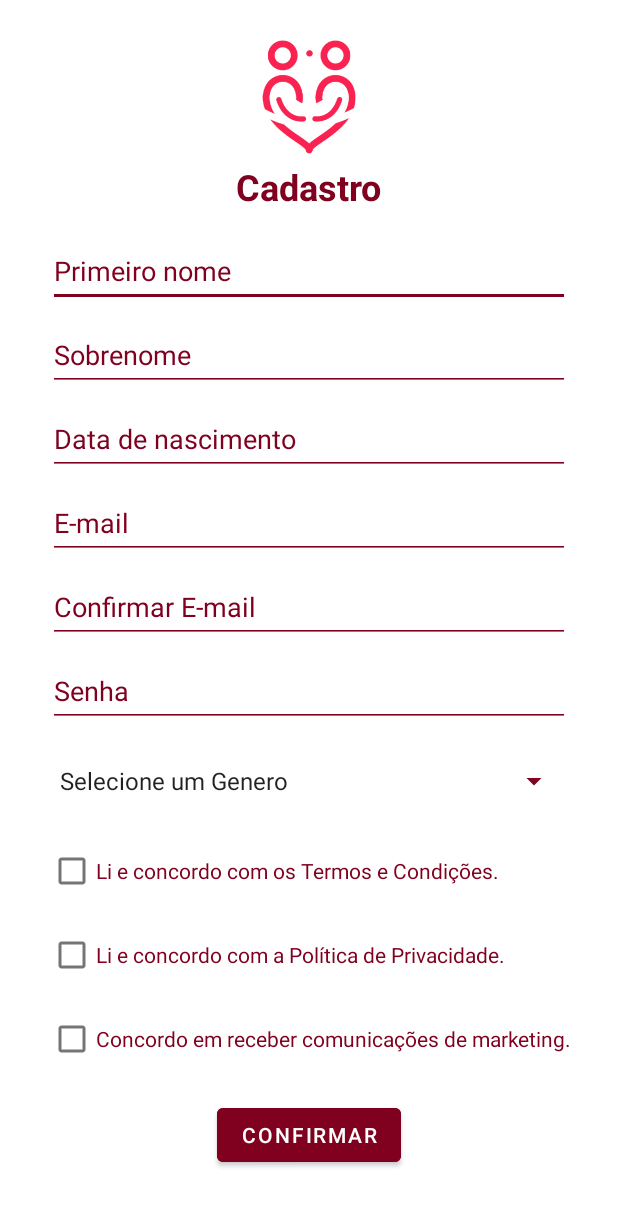
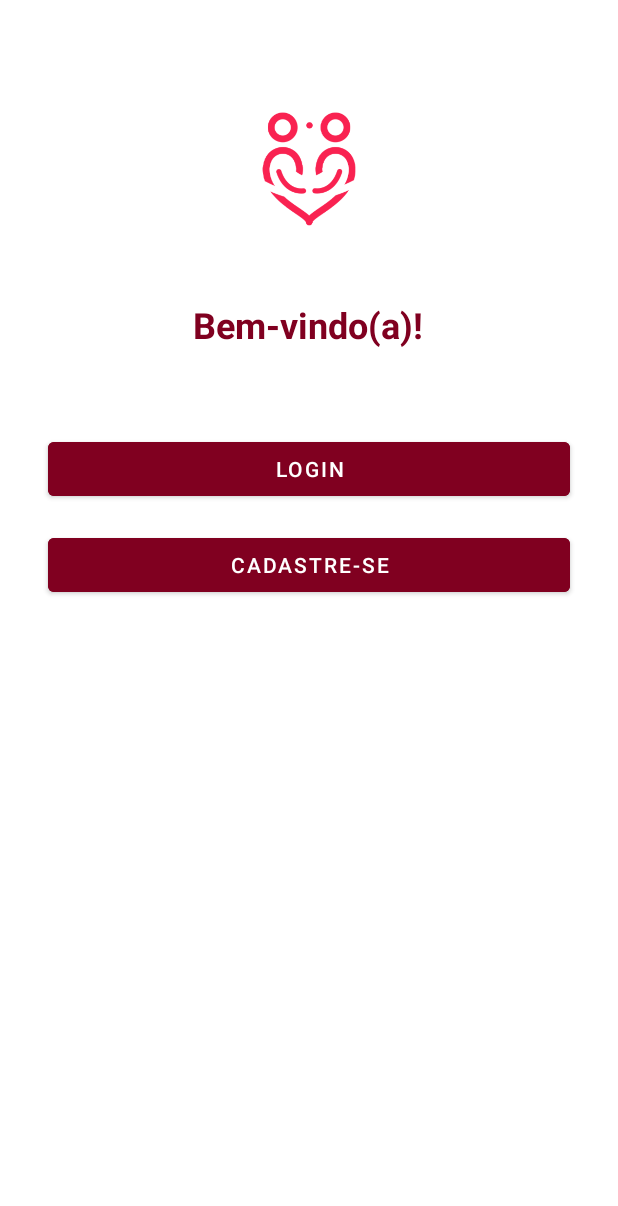
Before and after one commit to Marcelosls/AppRelacionamentoInsexBa, an Android app: the screen it shows after launch (RegisterActivity before the commit, InicioActivity after it), on a phone screen of 412 x 824 dp. Shown: the top 1206 px of the screen. Run offline under Robolectric (Android 15) with nearby library versions, the phone set to English and light mode, and no system bars.

Commit message:
Tela de escolha de login ou cadastro criada + tela de login funcionando

```diff
--- /dev/null
+++ b/app/src/main/java/com/br/apprelacionamento/activities/InicioActivity.java
@@ -0,0 +1,39 @@
+package com.br.apprelacionamento.activities;
+
+import android.content.Intent;
+import android.os.Bundle;
+import android.view.View;
+import android.widget.Button;
+
+import androidx.appcompat.app.AppCompatActivity;
+
+import com.br.apprelacionamento.R;
+
+
+public class InicioActivity extends AppCompatActivity {
+
+    private Button btnLogin, btnCadastro;
+
+    @Override
+    protected void onCreate(Bundle savedInstanceState) {
+        super.onCreate(savedInstanceState);
+        setContentView(R.layout.activity_inicio);
+
+        btnLogin = findViewById(R.id.btnLogin);
+        btnCadastro = findViewById(R.id.btnCadastro);
+
+        btnLogin.setOnClickListener(new View.OnClickListener() {
+            @Override
+            public void onClick(View view) {
+                startActivity(new Intent(InicioActivity.this, LoginActivity.class));
+            }
+        });
+
+        btnCadastro.setOnClickListener(new View.OnClickListener() {
+            @Override
+            public void onClick(View view) {
+                startActivity(new Intent(InicioActivity.this, RegisterActivity.class));
+            }
+        });
+    }
+}
--- a/app/src/main/java/com/br/apprelacionamento/activities/RegisterActivity.java
+++ b/app/src/main/java/com/br/apprelacionamento/activities/RegisterActivity.java
@@ -1,6 +1,7 @@
 package com.br.apprelacionamento.activities;
 
 import android.app.DatePickerDialog;
+import android.content.Intent;
 import android.os.Bundle;
 import android.text.InputType;
 import android.view.View;
@@ -168,7 +169,8 @@ public class RegisterActivity extends AppCompatActivity {
             public void onResponse(Call<ResponseBody> call, Response<ResponseBody> response) {
                 if (response.isSuccessful()) {
                     Toast.makeText(RegisterActivity.this, "Usuário registrado com sucesso!", Toast.LENGTH_LONG).show();
-                    finish(); // fecha a tela
+                    startActivity(new Intent(RegisterActivity.this, InicioActivity.class));
+                    //finish(); // fecha a tela
                 } else {
                     Toast.makeText(RegisterActivity.this, "Erro ao registrar. Código: " + response.code(), Toast.LENGTH_LONG).show();
                 }
--- a/app/src/main/java/com/br/apprelacionamento/api/ApiService.java
+++ b/app/src/main/java/com/br/apprelacionamento/api/ApiService.java
@@ -1,5 +1,7 @@
 package com.br.apprelacionamento.api;
 
+import com.br.apprelacionamento.models.LoginRequest;
+import com.br.apprelacionamento.models.LoginResponse;
 import com.br.apprelacionamento.models.UserRequest;
 
 import okhttp3.ResponseBody;
@@ -8,6 +10,9 @@ import retrofit2.http.Body;
 import retrofit2.http.POST;
 
 public interface ApiService {
-    @POST("/insexba/register")
+    @POST("/auth/register")
     Call<ResponseBody> registerUser(@Body UserRequest userRequest);
+
+    @POST("/auth/login")
+    Call<LoginResponse> loginUser(@Body LoginRequest loginRequest);
 }
--- a/app/src/main/java/com/br/apprelacionamento/models/UserRequest.java
+++ b/app/src/main/java/com/br/apprelacionamento/models/UserRequest.java
@@ -5,17 +5,17 @@ public class UserRequest {
     private String lastName;
     private String password;
     private String email;
-    private String birth_Data; // formato "yyyy-MM-dd"
+    private String birthData; // formato "yyyy-MM-dd"
     private String gender;     // Ex: "Masculino", "Feminino", "Nao_Binario"
     private String typeUser;   // Sempre "Usuario"
 
     public UserRequest(String firstName, String lastName, String password, String email,
-                       String birth_Data, String gender, String typeUser) {
+                       String birthData, String gender, String typeUser) {
         this.firstName = firstName;
         this.lastName = lastName;
         this.password = password;
         this.email = email;
-        this.birth_Data = birth_Data;
+        this.birthData = birthData;
         this.gender = gender;
         this.typeUser = typeUser;
     }
--- /dev/null
+++ b/app/src/main/res/layout/activity_inicio.xml
@@ -0,0 +1,70 @@
+<?xml version="1.0" encoding="utf-8"?>
+<ScrollView xmlns:android="http://schemas.android.com/apk/res/android"
+    android:layout_width="match_parent"
+    android:layout_height="match_parent"
+    xmlns:app="http://schemas.android.com/apk/res-auto"
+    android:fillViewport="true"
+    android:background="#FFFFFF">
+
+    <androidx.constraintlayout.widget.ConstraintLayout
+        android:layout_width="match_parent"
+        android:layout_height="wrap_content"
+        android:paddingBottom="32dp"
+        android:paddingTop="16dp"
+        android:background="#FFFFFF">
+
+        <ImageView
+            android:id="@+id/logoInicio"
+            android:layout_width="95dp"
+            android:layout_height="90dp"
+            android:layout_marginTop="52dp"
+            android:src="@drawable/logo_app_transparente"
+            app:layout_constraintEnd_toEndOf="parent"
+            app:layout_constraintStart_toStartOf="parent"
+            app:layout_constraintTop_toTopOf="parent" />
+
+        <TextView
+            android:id="@+id/txtBoasVindas"
+            android:layout_width="wrap_content"
+            android:layout_height="wrap_content"
+            android:layout_marginTop="184dp"
+            android:text="Bem-vindo(a)!"
+            android:textColor="#800020"
+            android:textSize="24sp"
+            android:textStyle="bold"
+            app:layout_constraintEnd_toEndOf="parent"
+            app:layout_constraintHorizontal_bias="0.498"
+            app:layout_constraintStart_toStartOf="parent"
+            app:layout_constraintTop_toTopOf="parent" />
+
+        <Button
+            android:id="@+id/btnLogin"
+            android:layout_width="0dp"
+            android:layout_height="wrap_content"
+            android:layout_marginHorizontal="32dp"
+            android:layout_marginTop="56dp"
+            android:backgroundTint="#800020"
+            android:minHeight="48dp"
+            android:text="Login"
+            android:textColor="#FFFFFF"
+            app:layout_constraintEnd_toEndOf="parent"
+            app:layout_constraintHorizontal_bias="0.75"
+            app:layout_constraintStart_toStartOf="parent"
+            app:layout_constraintTop_toBottomOf="@id/txtBoasVindas" />
+
+        <Button
+            android:id="@+id/btnCadastro"
+            android:layout_width="0dp"
+            android:layout_height="wrap_content"
+            android:text="Cadastre-se"
+            android:textColor="#FFFFFF"
+            android:backgroundTint="#800020"
+            android:minHeight="48dp"
+            android:layout_marginTop="16dp"
+            android:layout_marginHorizontal="32dp"
+            app:layout_constraintTop_toBottomOf="@id/btnLogin"
+            app:layout_constraintStart_toStartOf="parent"
+            app:layout_constraintEnd_toEndOf="parent" />
+
+    </androidx.constraintlayout.widget.ConstraintLayout>
+</ScrollView>
--- a/app/src/main/res/layout/activity_register.xml
+++ b/app/src/main/res/layout/activity_register.xml
@@ -142,8 +142,9 @@
             android:layout_width="0dp"
             android:layout_height="wrap_content"
             android:layout_marginHorizontal="32dp"
-            android:layout_marginTop="24dp"
+            android:layout_marginTop="12dp"
             android:backgroundTint="#800020"
+            android:minHeight="48dp"
             android:popupBackground="#FFFFFF"
             android:spinnerMode="dropdown"
             android:theme="@style/ThemeOverlay.AppCompat.Light"
@@ -155,7 +156,7 @@
             android:id="@+id/ckTermos"
             android:layout_width="wrap_content"
             android:layout_height="wrap_content"
-            android:layout_marginTop="24dp"
+            android:layout_marginTop="12dp"
             android:minHeight="48dp"
             android:text="Li e concordo com os Termos e Condições."
             android:textColor="#800020"
--- a/gradle/libs.versions.toml
+++ b/gradle/libs.versions.toml
@@ -1,5 +1,5 @@
 [versions]
-agp = "8.8.0"
+agp = "8.9.1"
 junit = "4.13.2"
 junitVersion = "1.2.1"
 espressoCore = "3.6.1"
```
Also changed, not shown: app/src/main/AndroidManifest.xml (+23 -4 lines), app/src/main/java/com/br/apprelacionamento/activities/LoginActivity.java (added, +94 -0 lines), app/src/main/java/com/br/apprelacionamento/activities/TelaPrincipalActivity.java (added, +41 -0 lines), app/src/main/java/com/br/apprelacionamento/api/AuthenticationDTO.java (added, +18 -0 lines), app/src/main/java/com/br/apprelacionamento/api/LoginResponseDTO.java (added, +9 -0 lines), app/src/main/java/com/br/apprelacionamento/models/LoginRequest.java (added, +20 -0 lines), app/src/main/java/com/br/apprelacionamento/models/LoginResponse.java (added, +9 -0 lines), app/src/main/res/layout/activity_login.xml (added, +89 -0 lines), app/src/main/res/layout/activity_tela_principal.xml (added, +28 -0 lines), gradle/wrapper/gradle-wrapper.properties.
